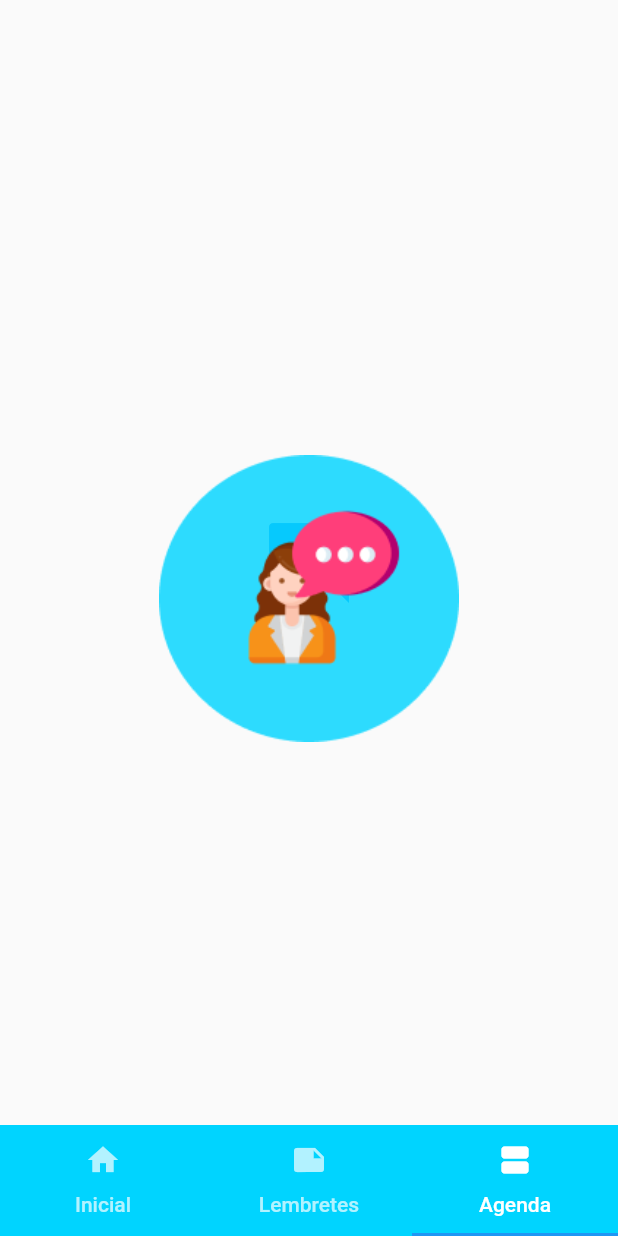
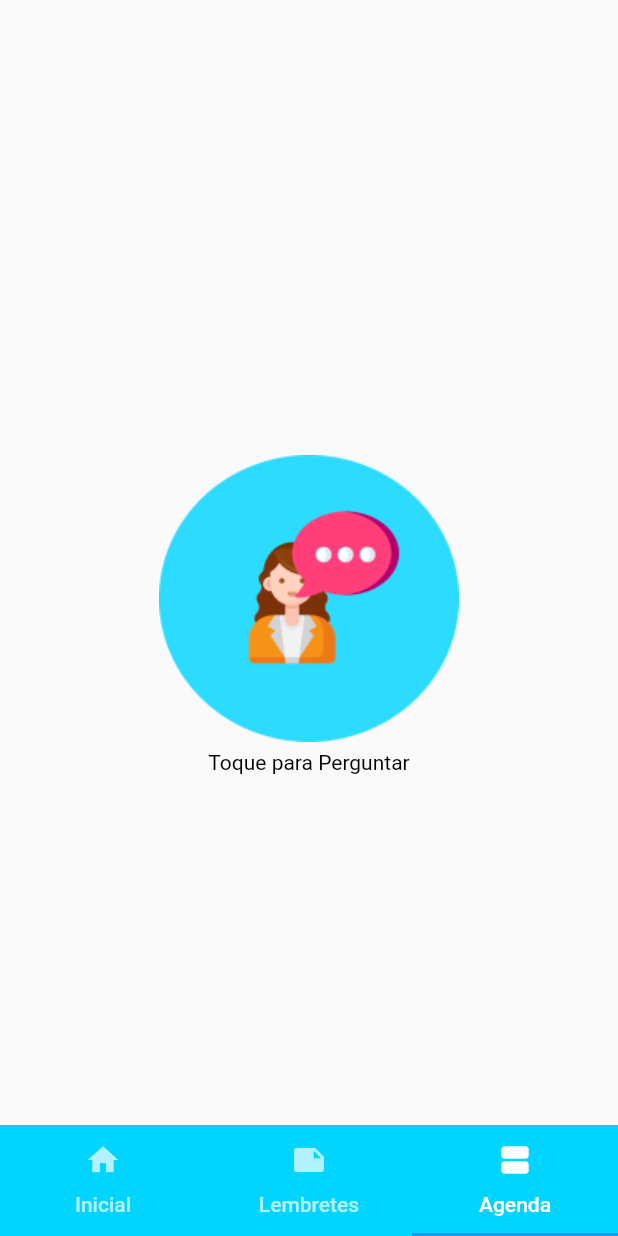
Before and after one commit to acs10/Companion-Bot, a Flutter app: the screen it shows after launch, item 3 of the bottom bar chosen, on a phone screen of 412 x 824 dp. Run offline on Flutter 3.47's test engine with Material 2 defaults, Android fonts, the phone set to English and light mode, and no system bars; our stand-ins replace flutter_modular, flutter_triple, speech_to_text; missing offline and left inert: text_to_speech.

Commit message:
update- time in screnn and routes

```diff
--- a/aplication-mobile/lib/app/modules/home/pages/home_page.dart
+++ b/aplication-mobile/lib/app/modules/home/pages/home_page.dart
@@ -57,14 +57,8 @@ class _HomePageState extends State<HomePage> with TickerProviderStateMixin {
   void sendMessageStore() {
     Timer(const Duration(seconds: 5), () {
       homeStore.sendVoiceText(context, _lastWords);
+      _stopListening();
     });
-    // print(_lastWords);
-    // tts.speak(_lastWords);
-    //Speech_to_text
-    // homeStore.sendVoiceText(context, _lastWords);
-    // homeStore.receiverVoiceText();
-    //text_to_speech
-    // tts.speak(_lastWords);
   }
 
   final _kTabPages = <Widget>[
@@ -81,8 +75,32 @@ class _HomePageState extends State<HomePage> with TickerProviderStateMixin {
       ),
     ),
 
-    const Center(child: Icon(Icons.alarm, size: 64.0, color: Colors.cyan)),
-    const Center(child: Icon(Icons.forum, size: 64.0, color: Colors.blue)),
+//remove after
+    const Padding(
+      padding: EdgeInsets.only(top: 250.0),
+      child: Align(
+        alignment: Alignment.center,
+        child: Padding(
+          padding: EdgeInsets.only(top: 16),
+          child: Text('Toque para Perguntar',
+              style: TextStyle(fontSize: 14, color: Colors.black)),
+        ),
+      ),
+    ),
+
+    const Padding(
+      padding: EdgeInsets.only(top: 250.0),
+      child: Align(
+        alignment: Alignment.center,
+        child: Padding(
+          padding: EdgeInsets.only(top: 16),
+          child: Text('Toque para Perguntar',
+              style: TextStyle(fontSize: 14, color: Colors.black)),
+        ),
+      ),
+    ),
+    // const Center(child: Icon(Icons.alarm, size: 64.0, color: Colors.cyan)),
+    // const Center(child: Icon(Icons.forum, size: 64.0, color: Colors.blue)),
   ];
   static const _kTabs = <Tab>[
     Tab(icon: Icon(Icons.home), text: 'Inicial'),
--- a/aplication-mobile/lib/app/modules/home/pages/splah_page.dart
+++ b/aplication-mobile/lib/app/modules/home/pages/splah_page.dart
@@ -16,7 +16,7 @@ class _SplahPageState extends State<SplahPage> {
   final HomeStore homeStore = Modular.get();
   @override
   Widget build(BuildContext context) {
-    Timer(const Duration(seconds: 3), () {
+    Timer(const Duration(seconds: 4), () {
       Modular.to.pushNamed('/HomePage');
     });
     return Scaffold(
@@ -35,7 +35,7 @@ class _SplahPageState extends State<SplahPage> {
                 alignment: Alignment.center,
                 child: Padding(
                   padding: EdgeInsets.only(top: 8, right: 20),
-                  child: Text('BOT-FRIEND',
+                  child: Text('BOT-LIZZY',
                       style: TextStyle(fontSize: 34, color: Colors.white)),
                 ),
               ),
```
Also changed, not shown: 1 other file.
